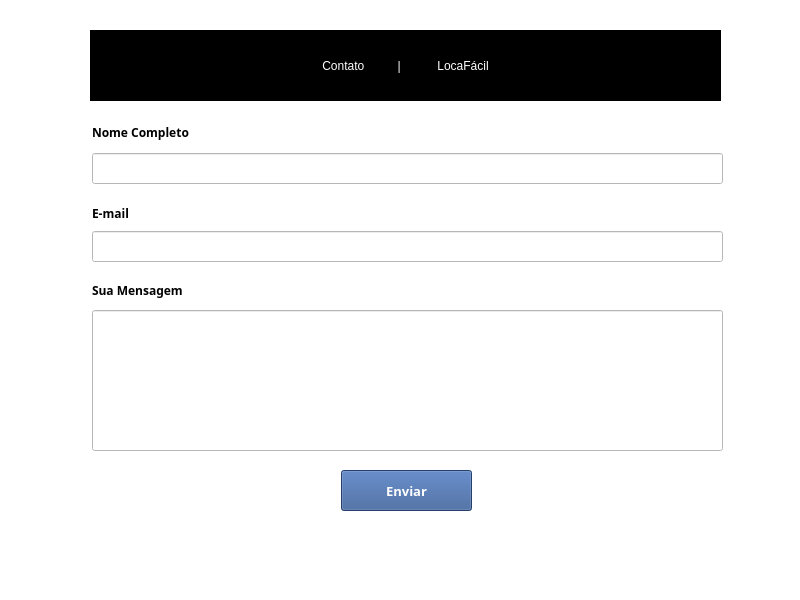
Qt form Telas/contato.ui (lucasousa/Projeto-Loca-Facil) before a commit.
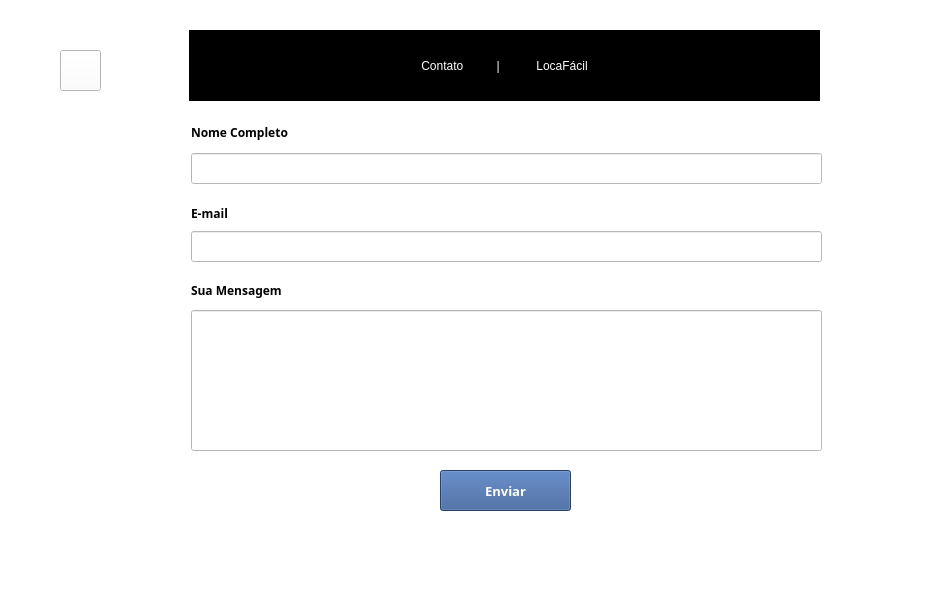
The same form after that commit. Icons and pictures are not drawn.

Commit message: Deixando funcional e adicionando o ícone de voltar para a tela anterior

```diff
--- a/Telas/contato.ui
+++ b/Telas/contato.ui
@@ -6,7 +6,7 @@
    <rect>
     <x>0</x>
     <y>0</y>
-    <width>800</width>
+    <width>936</width>
     <height>600</height>
    </rect>
   </property>
@@ -20,7 +20,7 @@
    <widget class="QLabel" name="label">
     <property name="geometry">
      <rect>
-      <x>90</x>
+      <x>189</x>
       <y>30</y>
       <width>631</width>
       <height>71</height>
@@ -43,7 +43,7 @@
    <widget class="QLabel" name="label_5">
     <property name="geometry">
      <rect>
-      <x>92</x>
+      <x>191</x>
       <y>112</y>
       <width>121</width>
       <height>40</height>
@@ -64,7 +64,7 @@
    <widget class="QLineEdit" name="lineEdit_7">
     <property name="geometry">
      <rect>
-      <x>92</x>
+      <x>191</x>
       <y>153</y>
       <width>631</width>
       <height>31</height>
@@ -74,7 +74,7 @@
    <widget class="QLabel" name="label_6">
     <property name="geometry">
      <rect>
-      <x>92</x>
+      <x>191</x>
       <y>193</y>
       <width>59</width>
       <height>40</height>
@@ -95,7 +95,7 @@
    <widget class="QLabel" name="label_7">
     <property name="geometry">
      <rect>
-      <x>92</x>
+      <x>191</x>
       <y>270</y>
       <width>121</width>
       <height>40</height>
@@ -116,7 +116,7 @@
    <widget class="QPushButton" name="pushButton">
     <property name="geometry">
      <rect>
-      <x>341</x>
+      <x>440</x>
       <y>470</y>
       <width>131</width>
       <height>41</height>
@@ -144,7 +144,7 @@
    <widget class="QLineEdit" name="lineEdit_8">
     <property name="geometry">
      <rect>
-      <x>92</x>
+      <x>191</x>
       <y>231</y>
       <width>631</width>
       <height>31</height>
@@ -154,13 +154,36 @@
    <widget class="QLineEdit" name="lineEdit_9">
     <property name="geometry">
      <rect>
-      <x>92</x>
+      <x>191</x>
       <y>310</y>
       <width>631</width>
       <height>141</height>
      </rect>
     </property>
    </widget>
+   <widget class="QToolButton" name="toolButton">
+    <property name="geometry">
+     <rect>
+      <x>60</x>
+      <y>50</y>
+      <width>41</width>
+      <height>41</height>
+     </rect>
+    </property>
+    <property name="text">
+     <string/>
+    </property>
+    <property name="icon">
+     <iconset>
+      <normaloff>../../exemplo/telas/images/back_12955.png</normaloff>../../exemplo/telas/images/back_12955.png</iconset>
+    </property>
+    <property name="iconSize">
+     <size>
+      <width>28</width>
+      <height>28</height>
+     </size>
+    </property>
+   </widget>
   </widget>
   <widget class="QMenuBar" name="menubar">
    <property name="geometry">
```
Left out of the diff: 11 changed lines with no effect on the pictures. The commit also changes 1 other file.
